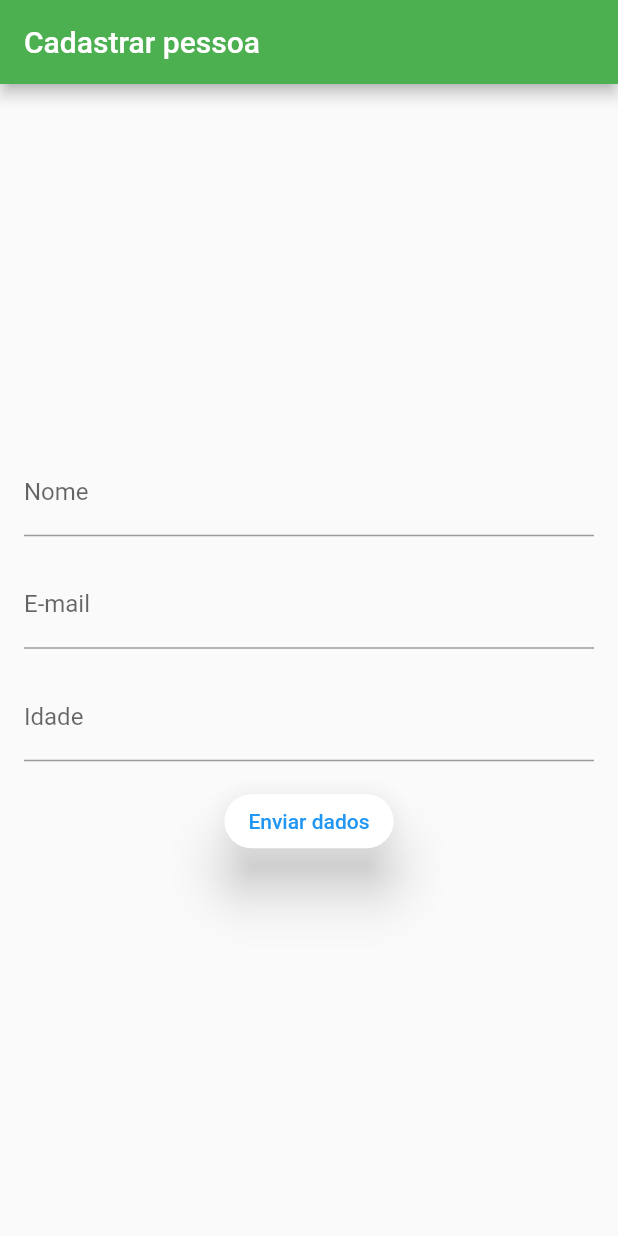
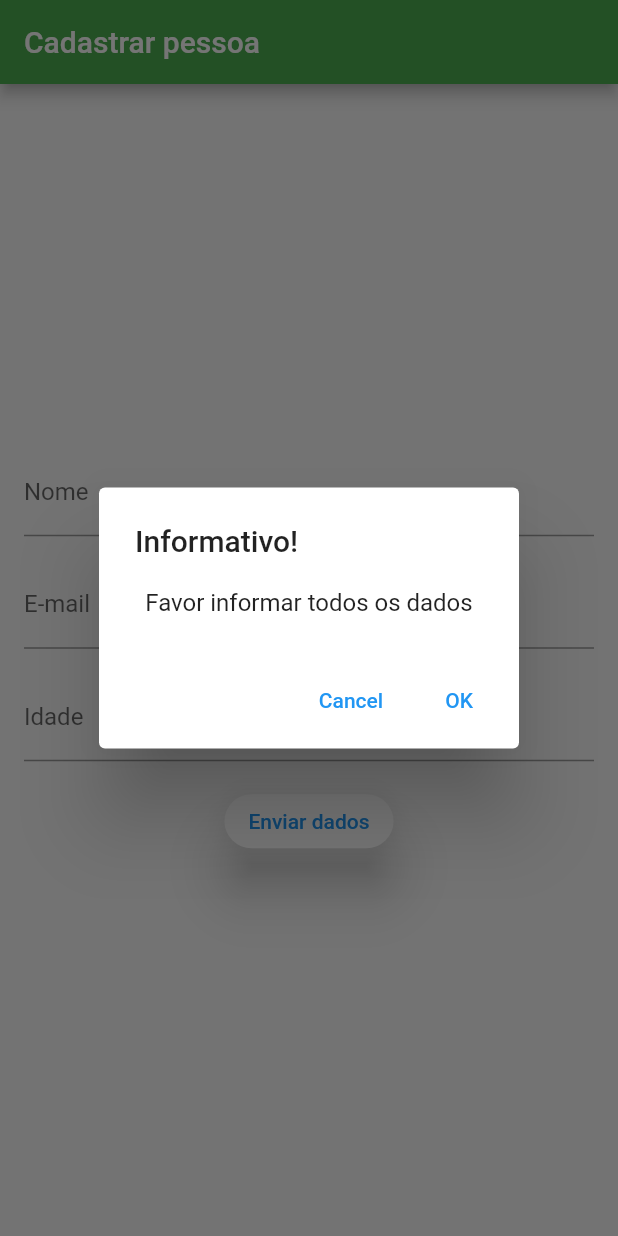
Before and after one commit to rede-cidada-recife/formulario_flutter, a Flutter app: the screen it shows after launch, after a tap on "Enviar dados", on a phone screen of 412 x 824 dp. Run offline on Flutter 3.47's test engine with Material 2 defaults, Android fonts, the phone set to English and light mode, and no system bars.

Commit message:
paginacao

```diff
--- a/Formulario-Flutter/lib/main.dart
+++ b/Formulario-Flutter/lib/main.dart
@@ -1,4 +1,6 @@
 import 'package:flutter/material.dart';
+
+import 'paginas/formulario.dart';
 
 void main() => runApp(const MyApp());
 
@@ -13,104 +15,7 @@ class MyApp extends StatelessWidget {
       theme: ThemeData(
         primarySwatch: Colors.blue,
       ),
-      home: const MyHomePage(),
+      home: const Formulario(),
     );
   }
 }
-
-class MyHomePage extends StatefulWidget {
-  const MyHomePage({Key? key}) : super(key: key);
-
-  @override
-  _MyHomePageState createState() => _MyHomePageState();
-}
-
-class _MyHomePageState extends State<MyHomePage> {
-  final TextEditingController _controladorNome = TextEditingController();
-  final TextEditingController _controladorEmail = TextEditingController();
-  final TextEditingController _controladorIdade = TextEditingController();
-
-  void _salvar() {
-    setState(() {
-      final String nome = _controladorNome.text;
-      final String email = _controladorEmail.text;
-      final int? idade = int.tryParse(_controladorIdade.text);
-
-      final Pessoa pessoaCad = Pessoa(nome, email, idade);
-      //print(pessoaCad);
-    });
-  }
-
-  @override
-  Widget build(BuildContext context) {
-    return Scaffold(
-      appBar: AppBar(
-        title: const Text('Cadastrar pessoa'),
-        backgroundColor: Colors.green,
-      ),
-      body: Padding(
-        padding: const EdgeInsets.all(16.0),
-        child: Column(
-          mainAxisAlignment: MainAxisAlignment.center,
-          children: <Widget>[
-            TextField(
-              controller: _controladorNome,
-              decoration: const InputDecoration(labelText: 'Nome'),
-            ),
-            Padding(
-              padding: const EdgeInsets.only(top: 16.0),
-              child: TextField(
-                controller: _controladorEmail,
-                decoration: const InputDecoration(labelText: 'E-mail'),
-              ),
-            ),
-            Padding(
-              padding: const EdgeInsets.only(top: 16.0),
-              child: TextField(
-                controller: _controladorIdade,
-                decoration: const InputDecoration(labelText: 'Idade'),
-                keyboardType: TextInputType.number,
-              ),
-            ),
-            Padding(
-              padding: const EdgeInsets.only(top: 16.0),
-              child: ElevatedButton(
-                style: ElevatedButton.styleFrom(
-                  foregroundColor:
-                      Colors.blue, //change background color of button
-                  backgroundColor: Colors.white, //change text color of button
-                  shape: RoundedRectangleBorder(
-                    borderRadius: BorderRadius.circular(25),
-                  ),
-                  elevation: 15.0,
-                ),
-                onPressed: _salvar,
-                child: const Text('Enviar dados'),
-              ),
-            ),
-            const SizedBox(
-              height: 10,
-            ),
-          ],
-        ),
-      ),
-    );
-  }
-}
-
-class Pessoa {
-  final String nome;
-  final String email;
-  final int? idade;
-
-  Pessoa(
-    this.nome,
-    this.email,
-    this.idade,
-  );
-
-  @override
-  String toString() {
-    return 'Pessoa{nome: $nome, email: $email, idade: $idade}';
-  }
-}
--- /dev/null
+++ b/Formulario-Flutter/lib/paginas/formulario.dart
@@ -0,0 +1,130 @@
+import 'package:flutter/material.dart';
+
+class Formulario extends StatefulWidget {
+  const Formulario({super.key});
+
+  @override
+  State<Formulario> createState() => _FormularioState();
+}
+
+class _FormularioState extends State<Formulario> {
+
+  final TextEditingController _controladorNome = TextEditingController();
+  final TextEditingController _controladorEmail = TextEditingController();
+  final TextEditingController _controladorIdade = TextEditingController();
+
+  void _salvar() {
+    setState(() {
+      final String nome = _controladorNome.text;
+      final String email = _controladorEmail.text;
+      int? idade = int.tryParse(_controladorIdade.text);
+
+      final Pessoa pessoaCad = Pessoa(nome, email, idade);
+
+      String _mensagem = '';
+
+      if (pessoaCad.nome.isNotEmpty && pessoaCad.email.isNotEmpty && pessoaCad.idade != null && pessoaCad.idade.toString().isNotEmpty) {
+         _mensagem = 'Dados enviados com sucesso para ' + pessoaCad.toString();
+      } else {
+         _mensagem = 'Favor informar todos os dados';
+      }
+
+      //print(pessoaCad);
+      showDialog<String>(
+        context: context,
+        builder: (BuildContext context) => AlertDialog(
+          title: const Text('Informativo!'),
+          content: Text(
+            _mensagem,
+            textAlign: TextAlign.center,
+            overflow: TextOverflow.ellipsis,
+          ),
+          actions: <Widget>[
+            TextButton(
+              onPressed: () => Navigator.pop(context, 'Cancel'),
+              child: const Text('Cancel'),
+            ),
+            TextButton(
+              onPressed: () => Navigator.pop(context, 'OK'),
+              child: const Text('OK'),
+            ),
+          ],
+        ),
+      );
+    });
+  }
+
+  @override
+  Widget build(BuildContext context) {
+    return Scaffold(
+      appBar: AppBar(
+        title: const Text('Cadastrar pessoa'),
+        backgroundColor: Colors.green,
+      ),
+      body: Padding(
+        padding: const EdgeInsets.all(16.0),
+        child: Column(
+          mainAxisAlignment: MainAxisAlignment.center,
+          children: <Widget>[
+            TextField(
+              controller: _controladorNome,
+              decoration: const InputDecoration(labelText: 'Nome'),
+            ),
+            Padding(
+              padding: const EdgeInsets.only(top: 16.0),
+              child: TextField(
+                controller: _controladorEmail,
+                decoration: const InputDecoration(labelText: 'E-mail'),
+              ),
+            ),
+            Padding(
+              padding: const EdgeInsets.only(top: 16.0),
+              child: TextField(
+                controller: _controladorIdade,
+                decoration: const InputDecoration(labelText: 'Idade'),
+                keyboardType: TextInputType.number,
+              ),
+            ),
+            Padding(
+              padding: const EdgeInsets.only(top: 16.0),
+              child: ElevatedButton(
+                style: ElevatedButton.styleFrom(
+                  foregroundColor:
+                      Colors.blue, //change background color of button
+                  backgroundColor: Colors.white, //change text color of button
+                  shape: RoundedRectangleBorder(
+                    borderRadius: BorderRadius.circular(25),
+                  ),
+                  elevation: 15.0,
+                ),
+                onPressed: _salvar,
+                child: const Text('Enviar dados'),
+              ),
+            ),
+            const SizedBox(
+              height: 10,
+            ),
+          ],
+        ),
+      ),
+    );
+
+  }
+}
+
+class Pessoa {
+  final String nome;
+  final String email;
+  final int? idade;
+
+  Pessoa(
+    this.nome,
+    this.email,
+    this.idade,
+  );
+
+  @override
+  String toString() {
+    return 'Pessoa {nome: $nome, email: $email, idade: $idade}';
+  }
+}
```
